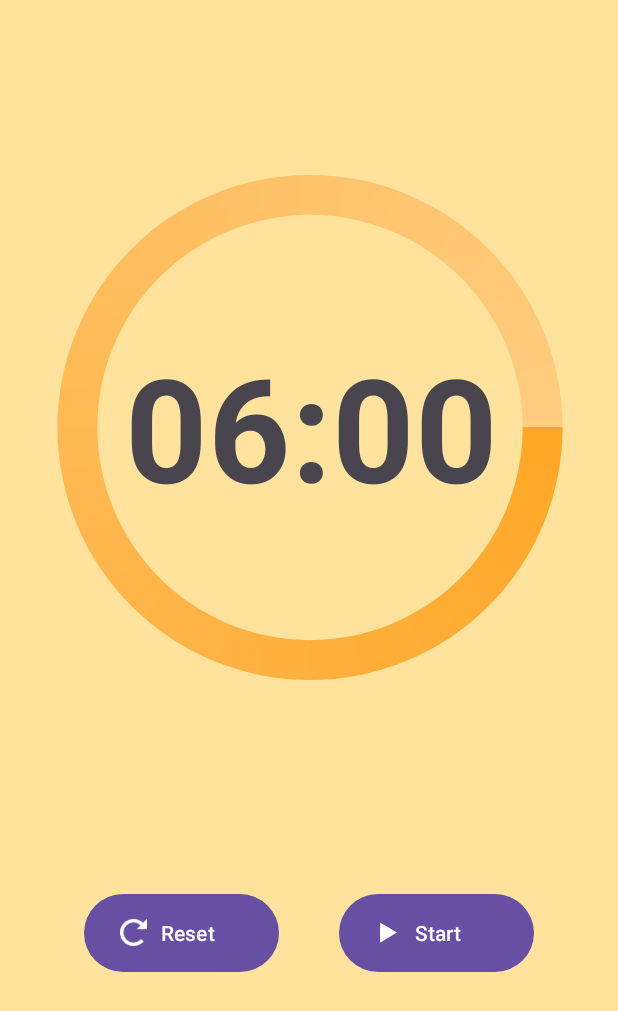
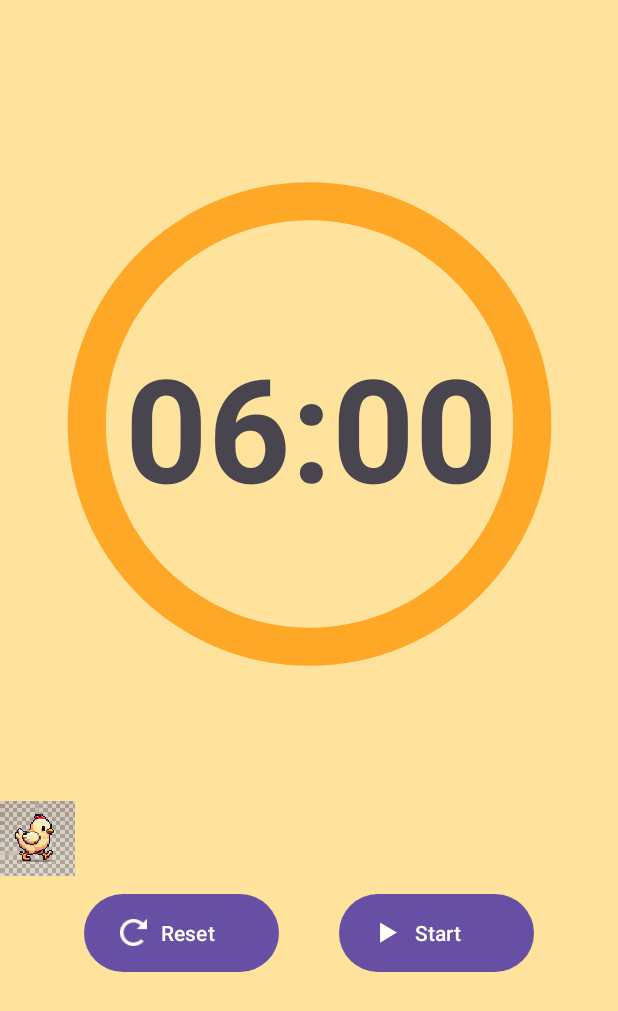
Before and after one commit to jbrad03/EggTimer, an Android app: the RunnyActivity screen opened directly, with no data from a screen before it, after a tap on "Reset", on a phone screen of 412 x 824 dp. Shown: the top 1011 px of the screen. Run offline under Robolectric (Android 15) with nearby library versions, the phone set to English and light mode, and no system bars.

Commit message:
Added timer circle and chicken image that passes across the screen as timer is going on runny activity in hard boil activity.

```diff
--- a/app/src/main/java/com/example/eggtimer/hbactivities/RunnyActivity.java
+++ b/app/src/main/java/com/example/eggtimer/hbactivities/RunnyActivity.java
@@ -1,20 +1,13 @@
 package com.example.eggtimer.hbactivities;
 
 import android.os.Bundle;
-
-import androidx.activity.EdgeToEdge;
 import androidx.appcompat.app.AppCompatActivity;
-import androidx.core.graphics.Insets;
-import androidx.core.view.ViewCompat;
-import androidx.core.view.WindowInsetsCompat;
-import android.app.Activity;
-import android.os.Bundle;
-import android.os.Handler;
-import android.view.View;
+import android.os.CountDownTimer;
+import android.animation.ObjectAnimator;
 import android.widget.Button;
+import android.widget.ImageView;
 import android.widget.ProgressBar;
 import android.widget.TextView;
-import android.os.CountDownTimer;
 
 import com.example.eggtimer.R;
 
@@ -25,11 +18,14 @@ public class RunnyActivity extends AppCompatActivity {
     private Button resetButton;
 
     private ProgressBar circularProgressBar;
-
     private CountDownTimer countDownTimer;
     private long timeLeftInMillis = 6 * 60 * 1000; // 6 minutes in milliseconds
     private long totalTimeInMillis = 6 * 60 * 1000; // Total time for progress calculation
     private boolean timerRunning = false;
+
+    private ImageView chickenImageView;
+    private ObjectAnimator chickenAnimator;
+    private long chickenCurrentPosition = 0L;  // Tracks chicken’s animation progress for pausing/resuming
 
     @Override
     protected void onCreate(Bundle savedInstanceState) {
@@ -40,19 +36,31 @@ public class RunnyActivity extends AppCompatActivity {
         startPauseButton = findViewById(R.id.startPauseButton);
         resetButton = findViewById(R.id.resetButton);
         circularProgressBar = findViewById(R.id.circularProgressBar);
+        chickenImageView = findViewById(R.id.chickenImageView);
 
         updateTimerText();
         updateProgressBar();
 
+        // Initialize the chicken animation (smoothly moving across the screen)
+        chickenAnimator = ObjectAnimator.ofFloat(chickenImageView, "translationX", 0f, getScreenWidth()); // Adjust 800f as necessary
+        chickenAnimator.setDuration(6000);  // Matches the total duration of the animation
+        chickenAnimator.setRepeatCount(ObjectAnimator.INFINITE);  // Keep looping
+        chickenAnimator.setInterpolator(null);  // Smooth linear animation
+
         startPauseButton.setOnClickListener(v -> {
             if (timerRunning) {
                 pauseTimer();
+                pauseChickenAnimation();
             } else {
                 startTimer();
+                resumeChickenAnimation();
             }
         });
 
-        resetButton.setOnClickListener(v -> resetTimer());
+        resetButton.setOnClickListener(v -> {
+            resetTimer();
+            resetChickenPosition();
+        });
     }
 
     private void startTimer() {
@@ -74,6 +82,7 @@ public class RunnyActivity extends AppCompatActivity {
 
         timerRunning = true;
         startPauseButton.setText("Pause");
+        chickenAnimator.start();  // Ensure the chicken starts moving when the timer starts
     }
 
     private void pauseTimer() {
@@ -91,6 +100,7 @@ public class RunnyActivity extends AppCompatActivity {
         if (countDownTimer != null) {
             countDownTimer.cancel();
         }
+        resetChickenPosition();
     }
 
     private void updateTimerText() {
@@ -101,7 +111,28 @@ public class RunnyActivity extends AppCompatActivity {
     }
 
     private void updateProgressBar() {
-        int progress = (int) (100 * timeLeftInMillis / totalTimeInMillis);
+        int progress = (int) (10000 * timeLeftInMillis / totalTimeInMillis);
         circularProgressBar.setProgress(progress);
     }
+
+    private void pauseChickenAnimation() {
+        // Save the current animation position and pause it
+        chickenCurrentPosition = chickenAnimator.getCurrentPlayTime();
+        chickenAnimator.pause();
+    }
+
+    private void resumeChickenAnimation() {
+        // Resume animation from the saved position
+        chickenAnimator.setCurrentPlayTime(chickenCurrentPosition);
+        chickenAnimator.resume();
+    }
+
+    private void resetChickenPosition() {
+        chickenAnimator.cancel();  // Cancel any ongoing animation
+        chickenImageView.setTranslationX(0f);  // Move the chicken back to the start
+        chickenCurrentPosition = 0L;  // Reset the tracked animation position
+    }
+    private float getScreenWidth() {
+        return getResources().getDisplayMetrics().widthPixels;
+    }
 }
--- a/app/src/main/res/drawable/circular_progress.xml
+++ b/app/src/main/res/drawable/circular_progress.xml
@@ -3,18 +3,10 @@
 
     <!-- Progress Circle -->
     <item>
-        <rotate
-            android:fromDegrees="-90"
-            android:toDegrees="0">
-            <shape android:shape="ring"
-                android:useLevel="true"
-                android:thicknessRatio="16">
-                <gradient
-                    android:angle="0"
-                    android:startColor="#FFA726"
-                    android:endColor="#FFCC80"
-                    android:type="sweep" />
-            </shape>
-        </rotate>
+        <shape android:shape="ring"
+            android:useLevel="true"
+            android:thicknessRatio="16">
+            <solid android:color="#FFA726" />
+        </shape>
     </item>
 </layer-list>
--- a/app/src/main/res/layout/activity_hbactivity.xml
+++ b/app/src/main/res/layout/activity_hbactivity.xml
@@ -5,6 +5,7 @@
     android:id="@+id/main"
     android:layout_width="match_parent"
     android:layout_height="match_parent"
+    android:background="#F0EAD6"
     tools:context=".HBActivity">
 
     <TextView
--- a/app/src/main/res/layout/activity_runny.xml
+++ b/app/src/main/res/layout/activity_runny.xml
@@ -1,5 +1,6 @@
 <?xml version="1.0" encoding="utf-8"?>
-<androidx.constraintlayout.widget.ConstraintLayout xmlns:android="http://schemas.android.com/apk/res/android"
+<androidx.constraintlayout.widget.ConstraintLayout
+    xmlns:android="http://schemas.android.com/apk/res/android"
     xmlns:app="http://schemas.android.com/apk/res-auto"
     xmlns:tools="http://schemas.android.com/tools"
     android:id="@+id/main"
@@ -8,21 +9,22 @@
     android:background="#FFE29C"
     tools:context=".hbactivities.RunnyActivity">
 
-
+    <!-- Circular Progress Bar -->
     <ProgressBar
         android:id="@+id/circularProgressBar"
         style="?android:attr/progressBarStyleHorizontal"
-        android:layout_width="425dp"
-        android:layout_height="442dp"
-        android:layout_marginTop="64dp"
+        android:layout_width="407dp"
+        android:layout_height="445dp"
+        android:layout_marginTop="60dp"
         android:indeterminate="false"
-        android:max="100"
-        android:progress="100"
+        android:max="10000"
+        android:progress="10000"
         android:progressDrawable="@drawable/circular_progress"
         app:layout_constraintEnd_toEndOf="parent"
         app:layout_constraintStart_toStartOf="parent"
         app:layout_constraintTop_toTopOf="parent" />
 
+    <!-- Timer TextView -->
     <TextView
         android:id="@+id/timerTextView"
         android:layout_width="wrap_content"
@@ -36,6 +38,18 @@
         app:layout_constraintTop_toTopOf="parent"
         tools:ignore="MissingConstraints" />
 
+    <!-- Chicken ImageView (Moving between the circle and buttons) -->
+    <ImageView
+        android:id="@+id/chickenImageView"
+        android:layout_width="50dp"
+        android:layout_height="50dp"
+        android:src="@drawable/chicken_image"
+        android:layout_marginTop="20dp"
+        app:layout_constraintTop_toBottomOf="@id/circularProgressBar"
+        app:layout_constraintStart_toStartOf="parent"
+        app:layout_constraintBottom_toTopOf="@id/startPauseButton" />
+
+    <!-- Reset Button -->
     <Button
         android:id="@+id/resetButton"
         android:layout_width="130dp"
@@ -50,6 +64,7 @@
         app:layout_constraintStart_toStartOf="parent"
         tools:ignore="MissingConstraints" />
 
+    <!-- Start/Pause Button -->
     <Button
         android:id="@+id/startPauseButton"
         android:layout_width="130dp"
```
Also changed, not shown: app/src/main/res/layout/activity_main.xml (+19 -1 lines), app/src/main/res/drawable/chicken_image.webp (added).
